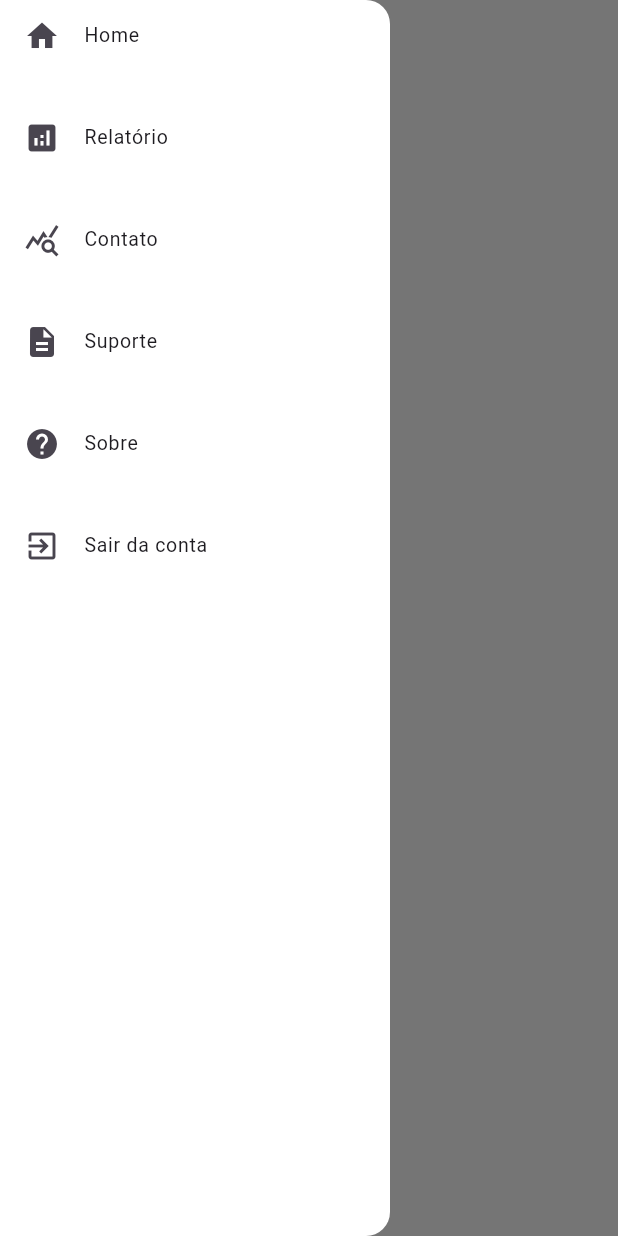
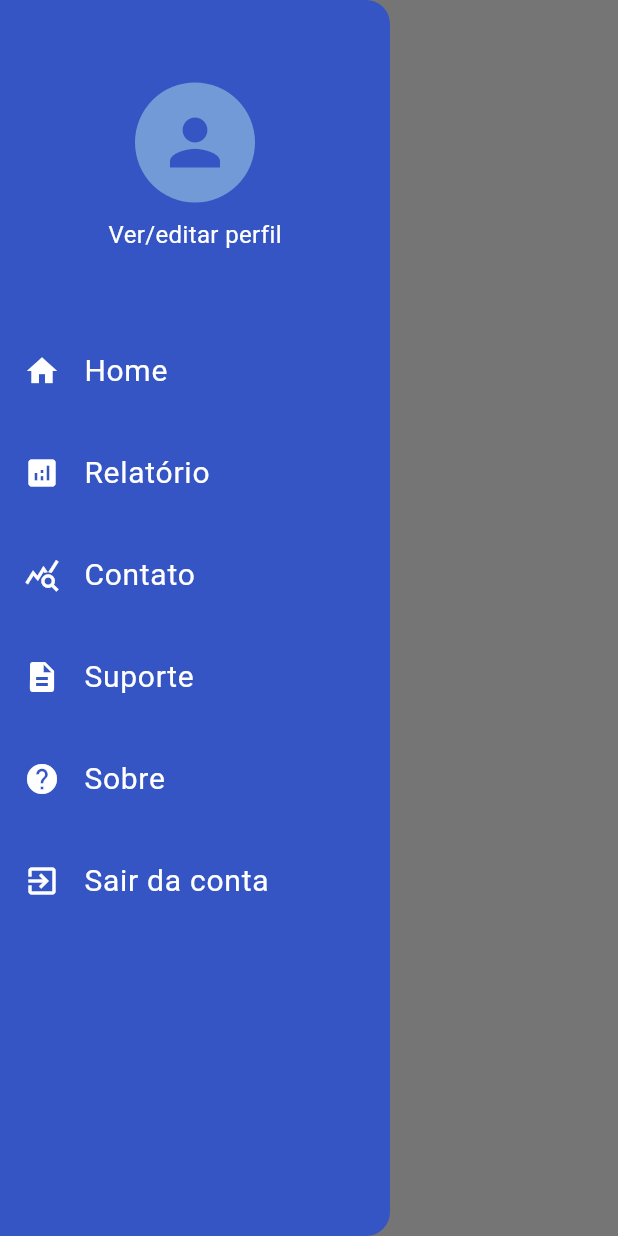
Before and after one commit to Iagolealfa/Aqua-Conecta, a Flutter app: the ContatoView screen opened by its route, with the side drawer open, on a phone screen of 412 x 824 dp. Run offline on Flutter 3.47's test engine with Material 3 defaults, Android fonts, the phone set to English and light mode, and no system bars; our stand-ins replace cloud_firestore, firebase_auth, firebase_core, firebase_storage, google_maps_flutter, image_picker; accounts and stored records are empty; generated files the repository leaves out were written again.

Commit message:
feat: cria a tela de perfil

```diff
--- a/aqua_conecta/lib/components/drawer.dart
+++ b/aqua_conecta/lib/components/drawer.dart
@@ -24,16 +24,58 @@ class _AppDrawerState extends State<AppDrawer> {
   Widget build(BuildContext context) {
     return Drawer(
       width: 260,
-      backgroundColor: Colors.white,
+      backgroundColor: const Color(0xFF3555C5),
       child: Padding(
         padding: const EdgeInsets.fromLTRB(0, 0, 0, 0),
         child: ListView(
           padding: EdgeInsets.zero,
           children: [
+            const SizedBox(height: 55),
+            GestureDetector(
+              onTap: () {
+                Navigator.of(context).pushNamed('/perfil');
+              },
+              child: const Center(
+                child: CircleAvatar(
+                  radius: 40,
+                  backgroundColor: Color(0xFF729AD6),
+                  child: Icon(
+                    Icons.person,
+                    size: 50,
+                    color: Color(0xFF3555C5),
+                  ),
+                ),
+              ),
+            ),
+            const SizedBox(height: 10),
+            GestureDetector(
+              onTap: () {
+                Navigator.of(context).pushNamed('/perfil');
+              },
+              child: const Center(
+                child: Text(
+                  "Ver/editar perfil",
+                  style: TextStyle(
+                    color: Colors.white,
+                    fontSize: 16.0,
+                  ),
+                ),
+              ),
+            ),
+            const SizedBox(height: 55),
             ListTile(
               dense: true,
-              title: const Text("Home"),
-              leading: const Icon(Icons.home),
+              title: const Text(
+                "Home",
+                style: TextStyle(
+                  color: Colors.white,
+                  fontSize: 20.0,
+                ),
+              ),
+              leading: const Icon(
+                Icons.home,
+                color: Colors.white,
+              ),
               onTap: () {
                 Navigator.of(context).pushNamed('/home');
               },
@@ -41,8 +83,17 @@ class _AppDrawerState extends State<AppDrawer> {
             const SizedBox(height: 20),
             ListTile(
               dense: true,
-              title: const Text("Relatório"),
-              leading: const Icon(Icons.analytics),
+              title: const Text(
+                "Relatório",
+                style: TextStyle(
+                  color: Colors.white,
+                  fontSize: 20.0,
+                ),
+              ),
+              leading: const Icon(
+                Icons.analytics,
+                color: Colors.white,
+              ),
               onTap: () {
                 Navigator.of(context).pushNamed('/relatorio');
               },
@@ -50,8 +101,17 @@ class _AppDrawerState extends State<AppDrawer> {
             const SizedBox(height: 20),
             ListTile(
               dense: true,
-              title: const Text("Contato"),
-              leading: const Icon(Icons.query_stats),
+              title: const Text(
+                "Contato",
+                style: TextStyle(
+                  color: Colors.white,
+                  fontSize: 20.0,
+                ),
+              ),
+              leading: const Icon(
+                Icons.query_stats,
+                color: Colors.white,
+              ),
               onTap: () {
                 Navigator.of(context).pushNamed('/contato');
               },
@@ -59,8 +119,17 @@ class _AppDrawerState extends State<AppDrawer> {
             const SizedBox(height: 20),
             ListTile(
               dense: true,
-              title: const Text("Suporte"),
-              leading: const Icon(Icons.description),
+              title: const Text(
+                "Suporte",
+                style: TextStyle(
+                  color: Colors.white,
+                  fontSize: 20.0,
+                ),
+              ),
+              leading: const Icon(
+                Icons.description,
+                color: Colors.white,
+              ),
               onTap: () {
                 Navigator.of(context).pushNamed('/suporte');
               },
@@ -68,8 +137,17 @@ class _AppDrawerState extends State<AppDrawer> {
             const SizedBox(height: 20),
             ListTile(
               dense: true,
-              title: const Text("Sobre"),
-              leading: const Icon(Icons.help),
+              title: const Text(
+                "Sobre",
+                style: TextStyle(
+                  color: Colors.white,
+                  fontSize: 20.0,
+                ),
+              ),
+              leading: const Icon(
+                Icons.help,
+                color: Colors.white,
+              ),
               onTap: () {
                 Navigator.of(context).pushNamed('/sobre');
               },
@@ -77,8 +155,17 @@ class _AppDrawerState extends State<AppDrawer> {
             const SizedBox(height: 20),
             ListTile(
               dense: true,
-              title: const Text("Sair da conta"),
-              leading: const Icon(Icons.exit_to_app),
+              title: const Text(
+                "Sair da conta",
+                style: TextStyle(
+                  color: Colors.white,
+                  fontSize: 20.0,
+                ),
+              ),
+              leading: const Icon(
+                Icons.exit_to_app,
+                color: Colors.white,
+              ),
               onTap: () {
                 sair();
               },
--- a/aqua_conecta/lib/main.dart
+++ b/aqua_conecta/lib/main.dart
@@ -23,9 +23,8 @@ class MyApp extends StatelessWidget {
       providers: [
         ChangeNotifierProvider(create: (_) => CadastroViewModel()),
         ChangeNotifierProvider(create: (_) => LoginViewModel()),
-        // Adicione outros providers se necessário
+        ChangeNotifierProvider(create: (_) => AuthService()),
       ],
-      child: SafeArea(
       child: MaterialApp(
         initialRoute: '/checar',
         routes: getAppRoutes(),
@@ -34,7 +33,6 @@ class MyApp extends StatelessWidget {
           visualDensity: VisualDensity.adaptivePlatformDensity,
         ),
       ),
-      ),
     );
   }
 }
--- a/aqua_conecta/lib/routes.dart
+++ b/aqua_conecta/lib/routes.dart
@@ -8,6 +8,7 @@ import 'views/relatorio_view.dart';
 import 'views/contato_view.dart';
 import 'views/suporte_view.dart';
 import 'views/sobre_view.dart';
+import 'views/perfil_view.dart';
 import 'models/check_model.dart';
 
 Map<String, WidgetBuilder> getAppRoutes() {
@@ -21,6 +22,7 @@ Map<String, WidgetBuilder> getAppRoutes() {
     '/contato': (context) => const ContatoView(),
     '/suporte': (context) => const SuporteView(),
     '/sobre': (context) => const SobreView(),
+    '/perfil': (context) => const PerfilView(),
     '/checar': (context) => const CheckModel(),
   };
 }
--- a/aqua_conecta/lib/services/autenticacao_service.dart
+++ b/aqua_conecta/lib/services/autenticacao_service.dart
@@ -1,7 +1,7 @@
 import 'package:firebase_auth/firebase_auth.dart';
 
 class AutenticacaoServico {
-  FirebaseAuth _firebaseAuth = FirebaseAuth.instance;
+  final FirebaseAuth _firebaseAuth = FirebaseAuth.instance;
   cadastrarUsuario({
     required String nome,
     required String email,
```
Also changed, not shown: aqua_conecta/lib/services/auth_service.dart (+15 -4 lines), aqua_conecta/lib/views/perfil_view.dart (added, +378 -0 lines), aqua_conecta/pubspec.yaml (+6 -4 lines), aqua_conecta/pubspec.lock, 8 other files. Lines whose indentation alone changed are shown as unchanged.
